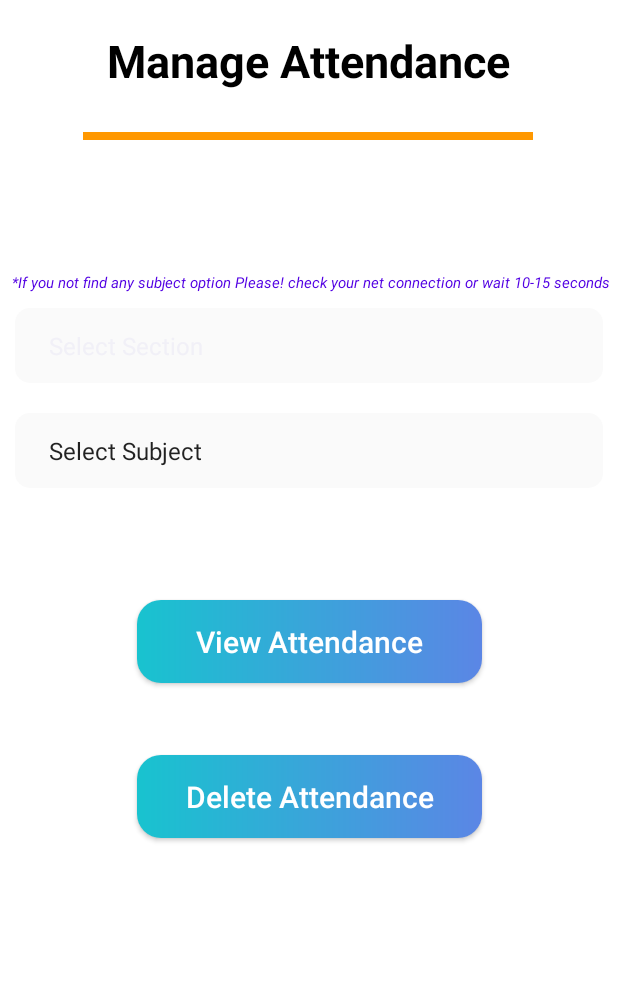
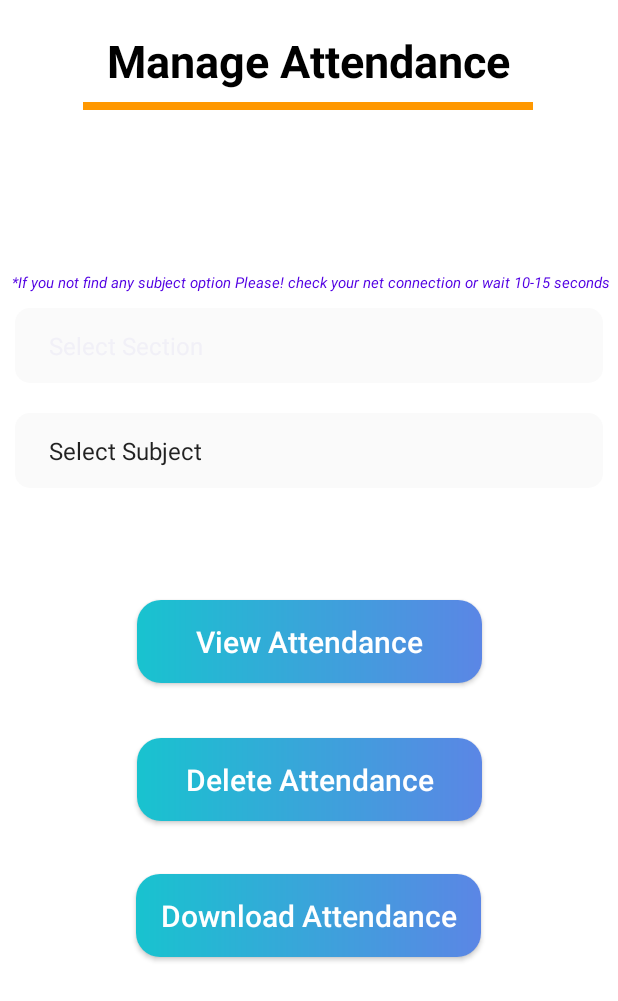
Before and after one commit to nawaz-anwar/Hod-and-Deans, an Android app: the AttendanceActivity screen opened directly, with no data from a screen before it, on a phone screen of 412 x 824 dp. Shown: the top 1001 px of the screen. Run offline under Robolectric (Android 15) with nearby library versions, the phone set to English and light mode, and no system bars; our stand-ins replace Firebase (no records; nobody signed in at launch, a user with empty details on screens opened directly).

Commit message:
Student Details Updated

```diff
--- a/app/src/main/res/drawable/bgcolor.xml
+++ b/app/src/main/res/drawable/bgcolor.xml
@@ -1,6 +1,6 @@
 <?xml version="1.0" encoding="utf-8"?>
 <shape xmlns:android="http://schemas.android.com/apk/res/android">
-    <corners android:radius="24dp"/>
+    <corners android:radius="16dp"/>
     <gradient android:startColor="#902CB2"
         android:endColor="#F44236"/>
 </shape>
--- a/app/src/main/res/layout/activity_attendance.xml
+++ b/app/src/main/res/layout/activity_attendance.xml
@@ -25,7 +25,7 @@
         android:id="@+id/view2"
         android:layout_width="300dp"
         android:layout_height="5dp"
-        android:layout_marginTop="88dp"
+        android:layout_marginTop="68dp"
         android:background="@color/btnbgcolor"
         app:layout_constraintEnd_toEndOf="parent"
         app:layout_constraintHorizontal_bias="0.495"
@@ -101,14 +101,32 @@
         android:background="@drawable/buttonbg"
         android:padding="10dp"
         android:text="Delete Attendance"
+        android:textAllCaps="false"
         android:textColor="#FFFFFF"
         android:textSize="20sp"
         app:layout_constraintBottom_toBottomOf="parent"
         app:layout_constraintEnd_toEndOf="parent"
+        app:layout_constraintHorizontal_bias="0.502"
         app:layout_constraintStart_toStartOf="parent"
         app:layout_constraintTop_toTopOf="parent"
-        app:layout_constraintVertical_bias="0.655"
-        android:textAllCaps="false"/>
+        app:layout_constraintVertical_bias="0.64" />
+
+    <androidx.appcompat.widget.AppCompatButton
+        android:id="@+id/btnDownloadAttendance"
+        android:layout_width="230dp"
+        android:layout_height="55dp"
+        android:background="@drawable/buttonbg"
+        android:padding="10dp"
+        android:text="Download Attendance"
+        android:textAllCaps="false"
+        android:textColor="#FFFFFF"
+        android:textSize="20sp"
+        app:layout_constraintBottom_toBottomOf="parent"
+        app:layout_constraintEnd_toEndOf="parent"
+        app:layout_constraintHorizontal_bias="0.497"
+        app:layout_constraintStart_toStartOf="parent"
+        app:layout_constraintTop_toTopOf="parent"
+        app:layout_constraintVertical_bias="0.758" />
 
 
 </androidx.constraintlayout.widget.ConstraintLayout>
--- a/app/src/main/res/layout/activity_forget_password.xml
+++ b/app/src/main/res/layout/activity_forget_password.xml
@@ -85,9 +85,9 @@
     <TextView
         android:id="@+id/btnForgetPassword"
         android:layout_width="200dp"
-        android:layout_height="55dp"
+        android:layout_height="wrap_content"
         android:textSize="20sp"
-        android:text="Send OTP"
+        android:text="Send Link"
         android:textColor="#fff"
         android:gravity="center"
         android:padding="10dp"
@@ -99,4 +99,5 @@
         app:layout_constraintStart_toStartOf="parent"
         app:layout_constraintTop_toBottomOf="@+id/linearLayout3"
         app:layout_constraintVertical_bias="0.051"/>
+
 </androidx.constraintlayout.widget.ConstraintLayout>
--- a/app/src/main/res/layout/activity_login.xml
+++ b/app/src/main/res/layout/activity_login.xml
@@ -71,7 +71,7 @@
         <TextView
             android:id="@+id/btnlogin"
             android:layout_width="222dp"
-            android:layout_height="55dp"
+            android:layout_height="wrap_content"
             android:textSize="20sp"
             android:text="Login"
             android:textColor="#fff"
@@ -92,7 +92,7 @@
         <TextView
             android:id="@+id/btnRegisterNow"
             android:layout_width="222dp"
-            android:layout_height="55dp"
+            android:layout_height="wrap_content"
             android:textSize="20sp"
             android:text="Register Now"
             android:layout_marginTop="10dp"
--- a/app/src/main/res/layout/activity_notification_type.xml
+++ b/app/src/main/res/layout/activity_notification_type.xml
@@ -82,14 +82,14 @@
         android:background="@drawable/buttonbg"
         android:padding="10dp"
         android:text="Submit"
+        android:textAllCaps="false"
         android:textColor="#FFFFFF"
         android:textSize="20sp"
         app:layout_constraintBottom_toBottomOf="parent"
         app:layout_constraintEnd_toEndOf="parent"
-        app:layout_constraintHorizontal_bias="0.604"
+        app:layout_constraintHorizontal_bias="0.497"
         app:layout_constraintStart_toStartOf="parent"
         app:layout_constraintTop_toTopOf="parent"
-        app:layout_constraintVertical_bias="0.464"
-        android:textAllCaps="false"/>
+        app:layout_constraintVertical_bias="0.47" />
 
 </androidx.constraintlayout.widget.ConstraintLayout>
--- a/app/src/main/res/layout/dialogstudent.xml
+++ b/app/src/main/res/layout/dialogstudent.xml
@@ -99,7 +99,7 @@
         <Button
             android:layout_width="300dp"
             android:layout_height="wrap_content"
-            android:text="Update Student"
+            android:text="Update Details"
             android:id="@+id/updBtnStudent"
             android:background="@color/purple_200"
             android:textColor="#fff"
--- a/app/src/main/res/values/themes.xml
+++ b/app/src/main/res/values/themes.xml
@@ -2,8 +2,8 @@
     <!-- Base application theme. -->
     <style name="Theme.HodAndDeans" parent="Theme.MaterialComponents.DayNight.NoActionBar">
         <!-- Primary brand color. -->
-        <item name="colorPrimary">#6200EE</item>
-        <item name="colorPrimaryVariant">#3700B3</item>
+        <item name="colorPrimary">#4267B2</item>
+        <item name="colorPrimaryVariant">#4267B2</item>
         <item name="colorOnPrimary">@color/white</item>
         <!-- Secondary brand color. -->
         <item name="colorSecondary">@color/teal_200</item>
```
Also changed, not shown: app/src/main/res/layout/singlerowcollectiveattendance.xml (+19 -24 lines).
